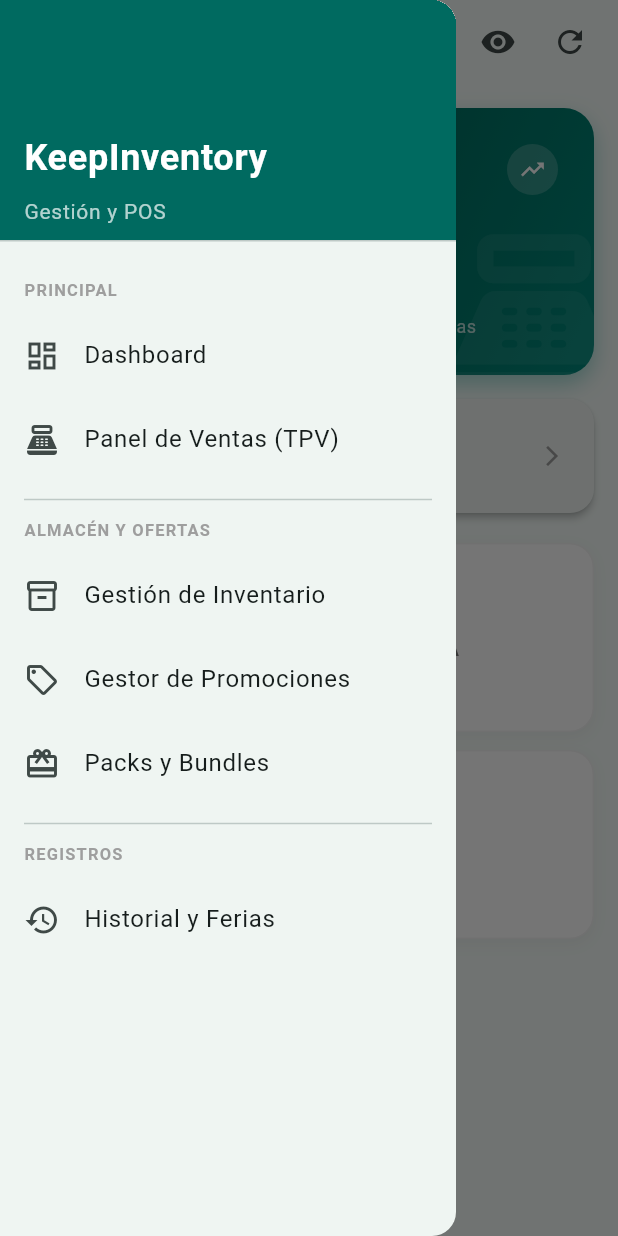
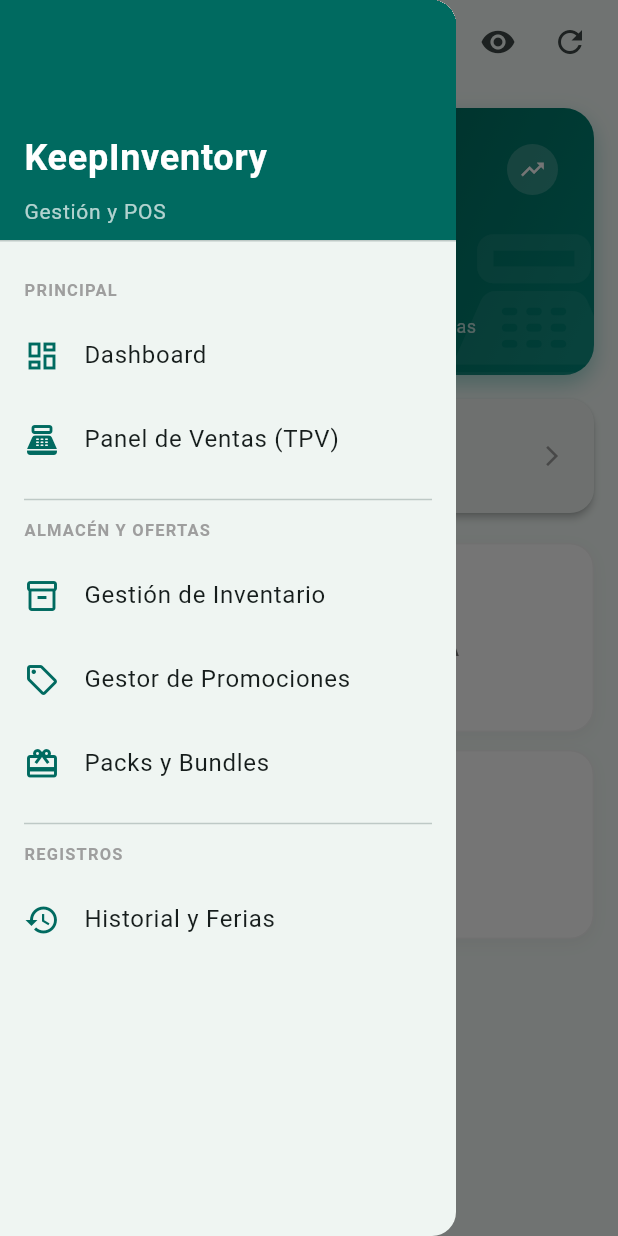
Before and after one commit to nesherben/KeepInventory, a Flutter app: the screen it shows after launch, with the side drawer open, on a phone screen of 412 x 824 dp. Run offline on Flutter 3.47's test engine with Material 3 defaults, Android fonts, the light colour scheme and no system bars; our stand-ins replace image_picker, open_filex, sqflite; accounts and stored records are empty; network calls fail.

Commit message:
fix: update icon colors in AppDrawer for better theme integration

```diff
--- a/lib/core/shared_widgets/app_drawer.dart
+++ b/lib/core/shared_widgets/app_drawer.dart
@@ -5,6 +5,8 @@ class AppDrawer extends StatelessWidget {
 
   @override
   Widget build(BuildContext context) {
+    final iconColor = Theme.of(context).colorScheme.primary;
+
     return Drawer(
       child: ListView(
         padding: EdgeInsets.zero,
@@ -48,14 +50,14 @@ class AppDrawer extends StatelessWidget {
             ),
           ),
           ListTile(
-            leading: const Icon(Icons.dashboard_outlined),
+            leading: Icon(Icons.dashboard_outlined, color: iconColor),
             title: const Text('Dashboard'),
             onTap: () {
               Navigator.pushReplacementNamed(context, '/');
             },
           ),
           ListTile(
-            leading: const Icon(Icons.point_of_sale_outlined),
+            leading: Icon(Icons.point_of_sale_outlined, color: iconColor),
             title: const Text('Panel de Ventas (TPV)'),
             onTap: () {
               Navigator.pushReplacementNamed(context, '/sales');
@@ -78,21 +80,21 @@ class AppDrawer extends StatelessWidget {
             ),
           ),
           ListTile(
-            leading: const Icon(Icons.inventory_2_outlined),
+            leading: Icon(Icons.inventory_2_outlined, color: iconColor),
             title: const Text('Gestión de Inventario'),
             onTap: () {
               Navigator.pushReplacementNamed(context, '/inventory');
             },
           ),
           ListTile(
-            leading: const Icon(Icons.local_offer_outlined),
+            leading: Icon(Icons.local_offer_outlined, color: iconColor),
             title: const Text('Gestor de Promociones'),
             onTap: () {
               Navigator.pushReplacementNamed(context, '/promotions');
             },
           ),
           ListTile(
-            leading: const Icon(Icons.card_giftcard),
+            leading: Icon(Icons.card_giftcard, color: iconColor),
             title: const Text('Packs y Bundles'),
             onTap: () {
               Navigator.pushReplacementNamed(context, '/packs');
@@ -114,7 +116,7 @@ class AppDrawer extends StatelessWidget {
             ),
           ),
           ListTile(
-            leading: const Icon(Icons.history_outlined),
+            leading: Icon(Icons.history_outlined, color: iconColor),
             title: const Text('Historial y Ferias'),
             onTap: () {
               Navigator.pushReplacementNamed(context, '/history');
```
